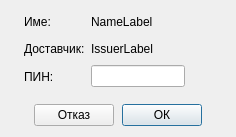
Qt form src/View/PinPromptDialog/PinPromptDialog.ui (thefinalcutbg/DinoDent) before a commit.
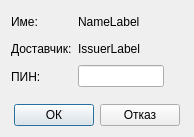
The same form after that commit.

The edit to the form file:
```diff
--- a/src/View/PinPromptDialog/PinPromptDialog.ui
+++ b/src/View/PinPromptDialog/PinPromptDialog.ui
@@ -6,7 +6,7 @@
    <rect>
     <x>0</x>
     <y>0</y>
-    <width>236</width>
+    <width>194</width>
     <height>137</height>
    </rect>
   </property>
@@ -163,12 +163,12 @@
       </spacer>
      </item>
      <item>
-      <widget class="QPushButton" name="cancelButton">
+      <widget class="QPushButton" name="okButton">
        <property name="text">
-        <string>Отказ</string>
+        <string>ОК</string>
        </property>
-       <property name="autoDefault">
-        <bool>false</bool>
+       <property name="default">
+        <bool>true</bool>
        </property>
       </widget>
      </item>
@@ -189,12 +189,12 @@
       </spacer>
      </item>
      <item>
-      <widget class="QPushButton" name="okButton">
+      <widget class="QPushButton" name="cancelButton">
        <property name="text">
-        <string>ОК</string>
+        <string>Отказ</string>
        </property>
-       <property name="default">
-        <bool>true</bool>
+       <property name="autoDefault">
+        <bool>false</bool>
        </property>
       </widget>
      </item>
```
